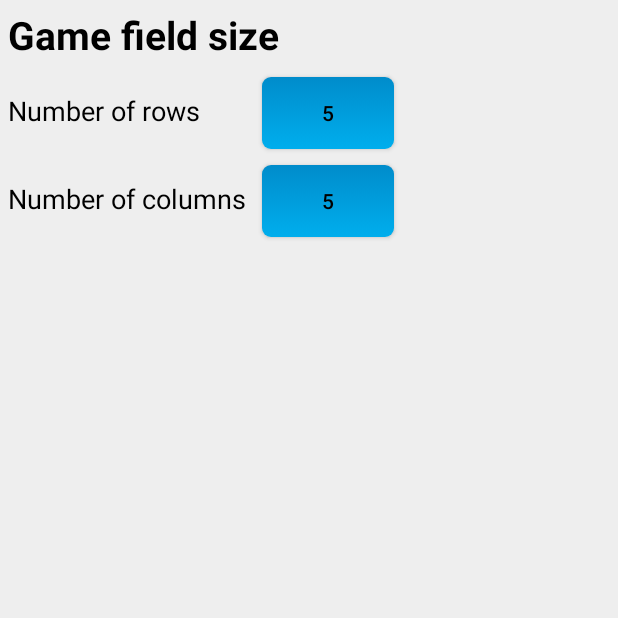
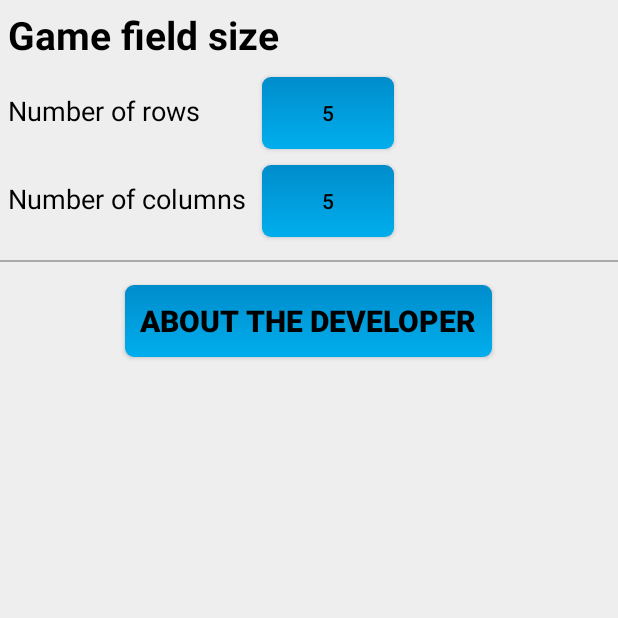
Before and after one commit to elen-niedermeyer/Nonogram-App, an Android app: the OptionsActivity screen opened directly, with no data from a screen before it, on a phone screen of 412 x 824 dp, the top half of it. Run offline under Robolectric (Android 15) with nearby library versions, the phone set to English and light mode, and no system bars.

Commit message:
Add a button for information about the developer

```diff
--- a/app/src/main/res/layout/activity_options.xml
+++ b/app/src/main/res/layout/activity_options.xml
@@ -51,9 +51,13 @@
         </TableRow>
     </TableLayout>
 
-    <TextView
-        style="@style/Heading"
-        android:layout_width="match_parent"
-        android:layout_height="wrap_content" />
+    <View style="@style/Divider" />
+
+    <Button
+        style="@style/ButtonStyleHeading"
+        android:layout_width="wrap_content"
+        android:layout_height="wrap_content"
+        android:layout_gravity="center"
+        android:text="@string/about_developer" />
 
 </LinearLayout>
--- a/app/src/main/res/values/strings.xml
+++ b/app/src/main/res/values/strings.xml
@@ -16,6 +16,8 @@
     <string name="field_size_heading">Game field size</string>
     <string name="number_of_rows">Number of rows</string>
     <string name="number_of_columns">Number of columns</string>
+
+    <string name="about_developer">About the developer</string>
 
     <!-- won animation -->
     <string name="won">You solved the puzzle</string>
--- a/app/src/main/res/values/styles.xml
+++ b/app/src/main/res/values/styles.xml
@@ -14,6 +14,14 @@
         <item name="android:textColor">@color/black</item>
     </style>
 
+    <style name="ButtonStyleHeading">
+        <item name="android:background">@drawable/style_buttons</item>
+        <item name="android:layout_margin">@dimen/distance_views_1</item>
+        <item name="android:textColor">@color/black</item>
+        <item name="android:textSize">20sp</item>
+        <item name="android:textStyle">bold</item>
+    </style>
+
     <style name="Heading">
         <item name="android:layout_margin">@dimen/distance_views_1</item>
         <item name="android:textSize">26sp</item>
@@ -25,6 +33,14 @@
         <item name="android:layout_margin">@dimen/distance_views_1</item>
         <item name="android:textSize">18sp</item>
         <item name="android:textColor">@color/black</item>
+    </style>
+
+    <style name="Divider">
+        <item name="android:layout_width">match_parent</item>
+        <item name="android:layout_height">1dp</item>
+        <item name="android:background">@color/gray</item>
+        <item name="android:layout_marginTop">@dimen/distance_views_2</item>
+        <item name="android:layout_marginBottom">@dimen/distance_views_2</item>
     </style>
 
     <!-- playing field -->
```
